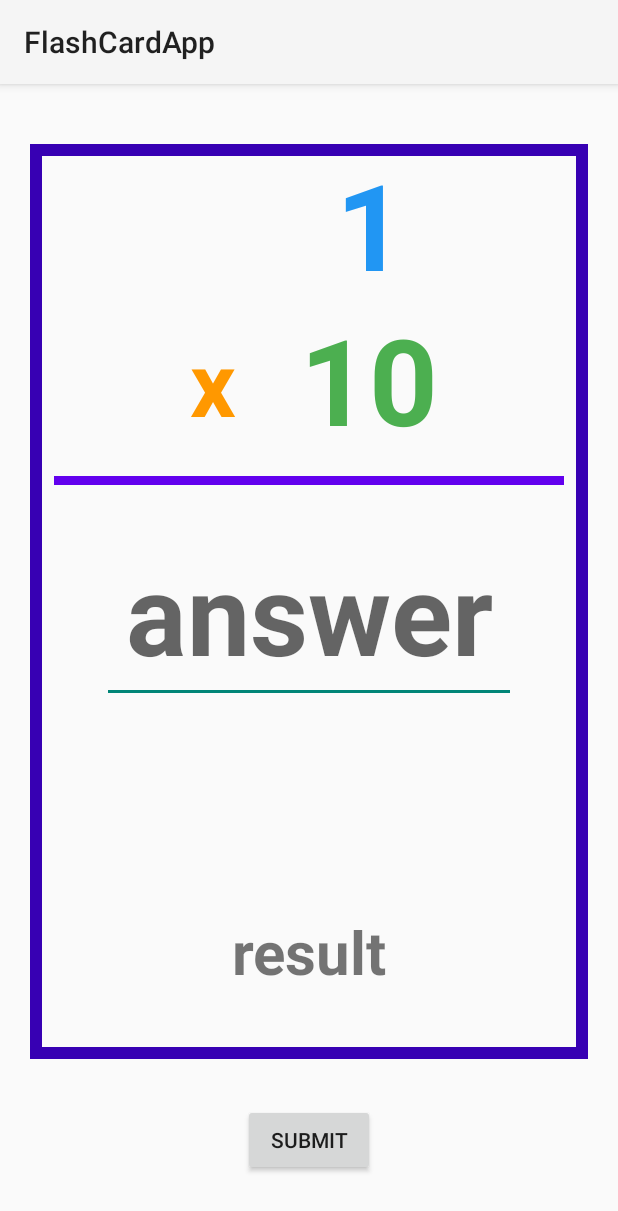
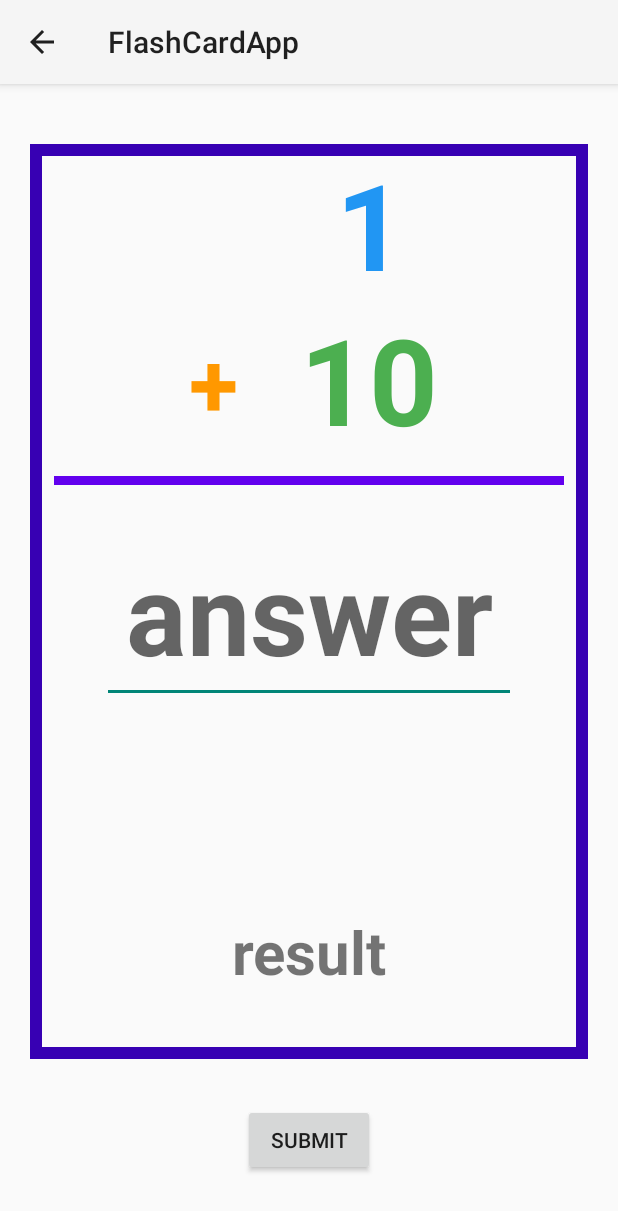
Before and after one commit to jthieme/FlashCardApp, an Android app: the Number screen opened directly, with no data from a screen before it, after a tap on "LET'S GO!", on a phone screen of 412 x 824 dp. Shown: the top 1211 px of the screen. Run offline under Robolectric (Android 15) with nearby library versions, the phone set to English and light mode, and no system bars; our stand-ins replace Firebase (no records; nobody signed in at launch, a user with empty details on screens opened directly).

Commit message:
Got the numbers and symbols to the practice page. Implemented back button as well.

```diff
--- a/app/src/main/java/com/example/flashcardapp/MainActivity.kt
+++ b/app/src/main/java/com/example/flashcardapp/MainActivity.kt
@@ -10,6 +10,7 @@ import android.widget.TextView
 import android.widget.Toast
 import androidx.appcompat.app.AppCompatActivity
 import androidx.core.content.ContextCompat
+import kotlin.Number
 
 
 class MainActivity : AppCompatActivity() {
@@ -22,15 +23,13 @@ class MainActivity : AppCompatActivity() {
     private lateinit var topNum: TextView
     private lateinit var bottomNum: TextView
     private lateinit var operand: TextView
-
+    private lateinit var calculate : Button
 
     override fun onCreate(savedInstanceState: Bundle?) {
         super.onCreate(savedInstanceState)
         setContentView(R.layout.activity_main)
 
-
-        val calculate = findViewById<Button>(R.id.calculate)
-
+        calculate = findViewById<Button>(R.id.calculate)
         calculate.setOnClickListener { calculate() }
 
         enterAnswer = findViewById(R.id.enterAnswer)
@@ -39,24 +38,7 @@ class MainActivity : AppCompatActivity() {
         bottomNum = findViewById(R.id.bottomNum)
         result = findViewById(R.id.result)
 
-//        val userOperand = intent.getStringExtra("selectOperand")
-//        println("USER OPERAND IS THIS: " + userOperand.toString())
-
-        // Practice all of the numbers until all are used
-        if (g.getAlreadyUsedNums().length <= 13)
-//            userOperand?.let { setProblem(it) }
-            setProblem()
-        else {
-            // Disable the Calculate button
-            calculate?.isEnabled = false
-            calculate?.setTextColor(Color.WHITE)
-            calculate?.setBackgroundColor(Color.LTGRAY)
-
-            // Then go back and choose a new number / operand
-            val intent = Intent(this, Number::class.java)
-            startActivity(intent)
-        }
-
+        setProblem()
 
     }
 
@@ -71,6 +53,7 @@ class MainActivity : AppCompatActivity() {
             if (userAnswer == g.getAnswer()) {
                 result.setTextColor(Color.GREEN)
                 result.text = "Correct"
+
                 // Testing Database
                 val users: MutableMap<String, Any> = HashMap()
                 users["practiceNum"] = topNum
@@ -81,7 +64,20 @@ class MainActivity : AppCompatActivity() {
                 db.add(users)
 
                 // Reset problem
-                setProblem()
+
+                // Practice all of the numbers until all are used
+                if (g.getAlreadyUsedNums().length <= 13)
+                    setProblem()
+                else {
+                    // Disable the Calculate button
+                    calculate?.isEnabled = false
+                    calculate?.setTextColor(Color.WHITE)
+                    calculate?.setBackgroundColor(Color.LTGRAY)
+
+                    // Then go back and choose a new number / operand
+                    val intent = Intent(this, Number::class.java)
+                    startActivity(intent)
+                }
 
             } else {
                 result.setTextColor(Color.RED)
@@ -90,16 +86,38 @@ class MainActivity : AppCompatActivity() {
 
         } catch (e: Exception) {
             Toast.makeText(this, "Invalid input", Toast.LENGTH_LONG).show()
-            //result.text = g.getPracticeNum().toString()
         }
     }
 
     fun setProblem() {
-        // Set the practice number
-        g.setPracticeNum(1).toString()
+        val userNum = intent.getStringExtra("selectNumber")
+        val userOperand = intent.getStringExtra("selectOperand")
+        println("USER NUM ${userNum}")
+        println("USER OPERAND ${userOperand}")
 
         // Set the operand
-        g.setOperand("x").toString()
+        when (userOperand) {
+            "Add (+)"-> g.setOperand("+")
+            "Subtract (-)"-> g.setOperand("-")
+            "Multiply (×)"-> g.setOperand("x")
+            "Divide (÷)"-> g.setOperand("/")
+        }
+
+        // Set the practice number
+        when (userNum) {
+            "Ones (1)"-> g.setPracticeNum(1)
+            "Twos (2)"-> g.setPracticeNum(2)
+            "Threes (3)"-> g.setPracticeNum(3)
+            "Fours (4)"-> g.setPracticeNum(4)
+            "Fives (5)"-> g.setPracticeNum(5)
+            "Sixes (6)"-> g.setPracticeNum(6)
+            "Sevens (7)"-> g.setPracticeNum(7)
+            "Eights (8)"-> g.setPracticeNum(8)
+            "Nines (9)"-> g.setPracticeNum(9)
+            "Tens (10)"-> g.setPracticeNum(10)
+            "Elevens (11)"-> g.setPracticeNum(11)
+            "Twelves (12)"-> g.setPracticeNum(12)
+        }
 
         // Generate the problem
         g.generateProblem()
@@ -108,9 +126,16 @@ class MainActivity : AppCompatActivity() {
         // operand, and the generated number
         // to individual text boxes
         topNum.text = g.getPracticeNum().toString()
-        operand.text = g.getOperand()
+
+        // Set the operand text to the appropriate symbol
+        when (g.getOperand()) {
+            "+"->operand.text = "+"
+            "-"->operand.text = "—"
+            "x"->operand.text = "×"
+            "/"->operand.text = "÷"
+        }
         bottomNum.text = g.getGeneratedNum().toString()
-//        result.text = "answer"
+
 
 
 
--- a/app/src/main/java/com/example/flashcardapp/Number.kt
+++ b/app/src/main/java/com/example/flashcardapp/Number.kt
@@ -14,25 +14,20 @@ class Number : AppCompatActivity() {
         super.onCreate(savedInstanceState)
         setContentView(R.layout.activity_number)
 
-        var g = Game()
-
         // Listen for the "Let's Go!" button click to take
         // user to the next screen for practice
         val buttonClick = findViewById<Button>(R.id.button2)
 
         // Get the value selected for practice number
         val selectNumber = findViewById<Spinner>(R.id.numberSpinner)
-//        val numValue = Integer.parseInt(selectNumber.toString())
 
         // Get which operand to use
         val selectOperand = findViewById<Spinner>(R.id.operandSpinner)
 
-
-
         buttonClick.setOnClickListener {
             val intent = Intent(this, MainActivity::class.java)
-            intent.putExtra(selectNumber.toString(), selectNumber.toString())
-            intent.putExtra("selectOperand", selectOperand.toString())
+            intent.putExtra("selectNumber", selectNumber.selectedItem as String)
+            intent.putExtra("selectOperand", selectOperand.selectedItem as String)
             startActivity(intent)
         }
     }
```
Also changed, not shown: app/src/main/AndroidManifest.xml (+8 -2 lines).
